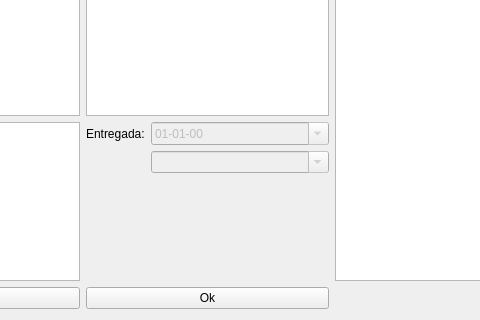
Old version of the form pedidoDialog.ui in the repository waltermas-gitter/infomesas-gui; both pictures show x 424 to 904 and y 225 to 545 of the 1120 by 545 pixel window.
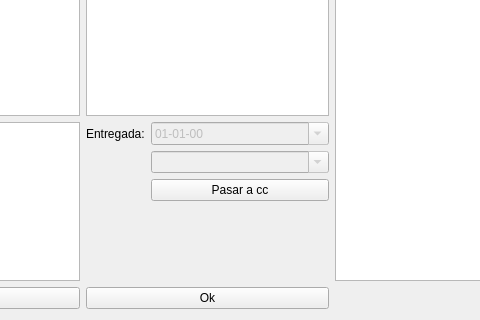
New version of the form.

The edit to the form file:
```diff
--- a/pedidoDialog.ui
+++ b/pedidoDialog.ui
@@ -224,6 +224,13 @@
        </property>
       </widget>
      </item>
+     <item row="2" column="1">
+      <widget class="QPushButton" name="pasarAccPushButton">
+       <property name="text">
+        <string>Pasar a cc</string>
+       </property>
+      </widget>
+     </item>
     </layout>
    </item>
    <item row="4" column="1">
```
